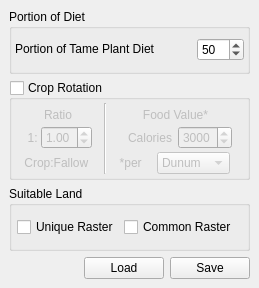
Qt form src/ui/laplantparametersbase.ui (arkygeek/landuseanalyst) before a commit.
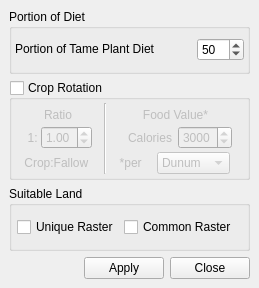
The same form after that commit.

Patch:
```diff
--- a/src/ui/laplantparametersbase.ui
+++ b/src/ui/laplantparametersbase.ui
@@ -49,7 +49,7 @@
       </sizepolicy>
      </property>
      <property name="text" >
-      <string>Load</string>
+      <string>Apply</string>
      </property>
     </widget>
    </item>
@@ -64,7 +64,7 @@
       </sizepolicy>
      </property>
      <property name="text" >
-      <string>Save</string>
+      <string>Close</string>
      </property>
     </widget>
    </item>
```
Left out of the diff: 23 changed lines with no effect on the pictures.
